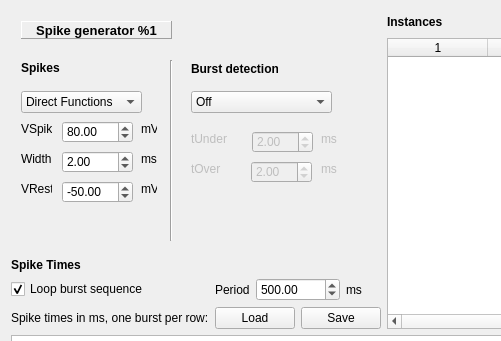
The window that src/gui/SpikeGenDlg.ui (CompEphys-team/stdpc) describes before a commit, drawn with Qt 5; both pictures show x 0 to 501 and y 0 to 341 of the 774 by 679 pixel window.
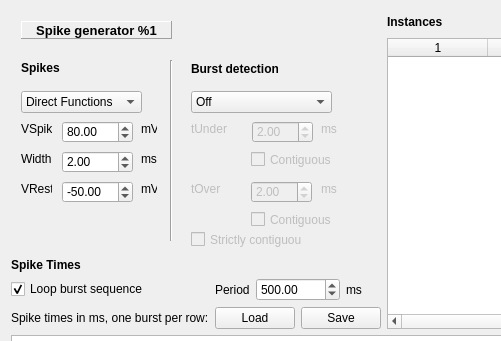
The same window after the commit.

Patch:
```diff
--- a/src/gui/SpikeGenDlg.ui
+++ b/src/gui/SpikeGenDlg.ui
@@ -349,16 +349,16 @@
       <property name="geometry">
        <rect>
         <x>170</x>
-        <y>110</y>
+        <y>100</y>
         <width>161</width>
-        <height>121</height>
+        <height>141</height>
        </rect>
       </property>
       <widget class="QLabel" name="NOverL">
        <property name="geometry">
         <rect>
          <x>10</x>
-         <y>40</y>
+         <y>70</y>
          <width>39</width>
          <height>16</height>
         </rect>
@@ -400,7 +400,7 @@
        <property name="geometry">
         <rect>
          <x>140</x>
-         <y>40</y>
+         <y>70</y>
          <width>16</width>
          <height>16</height>
         </rect>
@@ -413,7 +413,7 @@
        <property name="geometry">
         <rect>
          <x>70</x>
-         <y>40</y>
+         <y>70</y>
          <width>61</width>
          <height>22</height>
         </rect>
@@ -438,6 +438,48 @@
         <string>ms</string>
        </property>
       </widget>
+      <widget class="QCheckBox" name="tUContiguous">
+       <property name="geometry">
+        <rect>
+         <x>70</x>
+         <y>40</y>
+         <width>81</width>
+         <height>17</height>
+        </rect>
+       </property>
+       <property name="text">
+        <string>Contiguous</string>
+       </property>
+      </widget>
+      <widget class="QCheckBox" name="tOContiguous">
+       <property name="geometry">
+        <rect>
+         <x>70</x>
+         <y>100</y>
+         <width>81</width>
+         <height>17</height>
+        </rect>
+       </property>
+       <property name="text">
+        <string>Contiguous</string>
+       </property>
+      </widget>
+      <widget class="QCheckBox" name="bdStrict">
+       <property name="enabled">
+        <bool>false</bool>
+       </property>
+       <property name="geometry">
+        <rect>
+         <x>10</x>
+         <y>120</y>
+         <width>111</width>
+         <height>17</height>
+        </rect>
+       </property>
+       <property name="text">
+        <string>Strictly contiguous</string>
+       </property>
+      </widget>
      </widget>
      <zorder>bdGroupW</zorder>
      <zorder>SpikesL</zorder>
```
Left out of the diff: 6 changed lines with no effect on the pictures.
